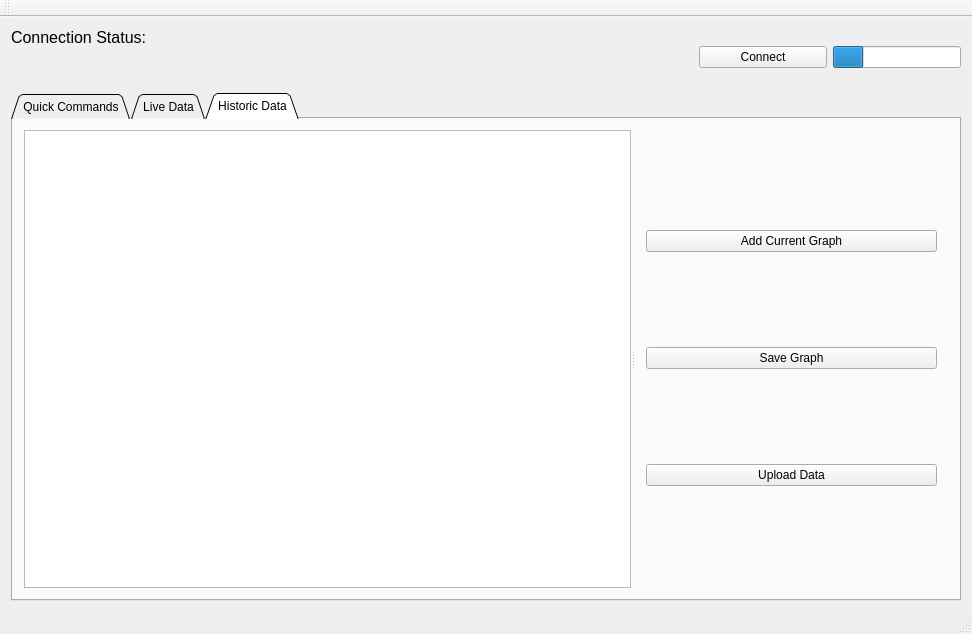
First picture: the form in src/mainwindow.ui, repository 026rus/OBDII, before the edit.
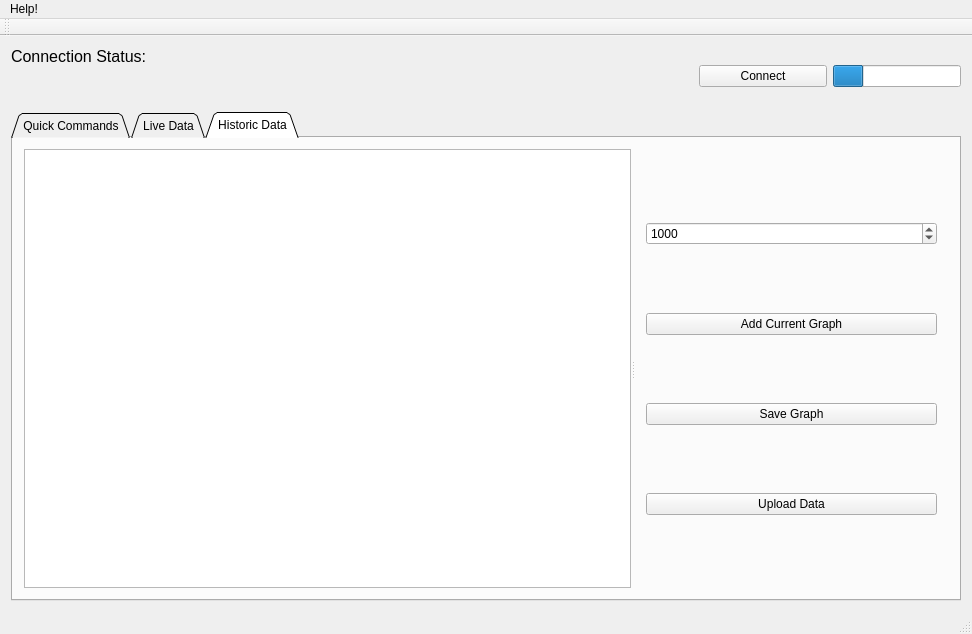
Second picture: the form after the edit. The open tabs and pages were chosen to show the change. Custom widgets are drawn as their Qt base class.

Commit message: added code for about menu and setting timout millis from historic data tab

```diff
--- a/src/mainwindow.ui
+++ b/src/mainwindow.ui
@@ -425,6 +425,22 @@
             <widget class="QTextEdit" name="textEdit"/>
             <widget class="QWidget" name="layoutWidget">
              <layout class="QVBoxLayout" name="verticalLayout_5">
+              <item>
+               <widget class="QSpinBox" name="sbTimeout">
+                <property name="minimum">
+                 <number>500</number>
+                </property>
+                <property name="maximum">
+                 <number>2000</number>
+                </property>
+                <property name="singleStep">
+                 <number>50</number>
+                </property>
+                <property name="value">
+                 <number>1000</number>
+                </property>
+               </widget>
+              </item>
               <item>
                <widget class="QPushButton" name="addGraphButton">
                 <property name="text">
@@ -467,6 +483,13 @@
      <height>26</height>
     </rect>
    </property>
+   <widget class="QMenu" name="menuAbout">
+    <property name="title">
+     <string>Help!</string>
+    </property>
+    <addaction name="actionAbout"/>
+   </widget>
+   <addaction name="menuAbout"/>
   </widget>
   <widget class="QToolBar" name="mainToolBar">
    <attribute name="toolBarArea">
```
Left out of the diff: 7 changed lines with no effect on the pictures. The commit also changes 4 other files.
